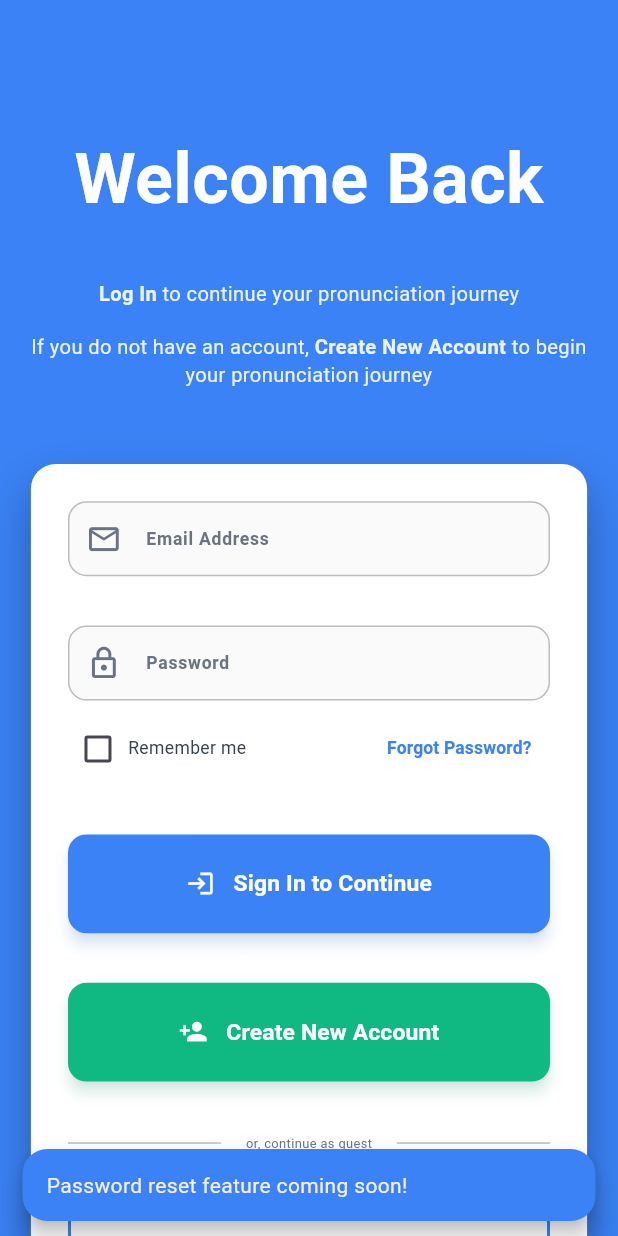
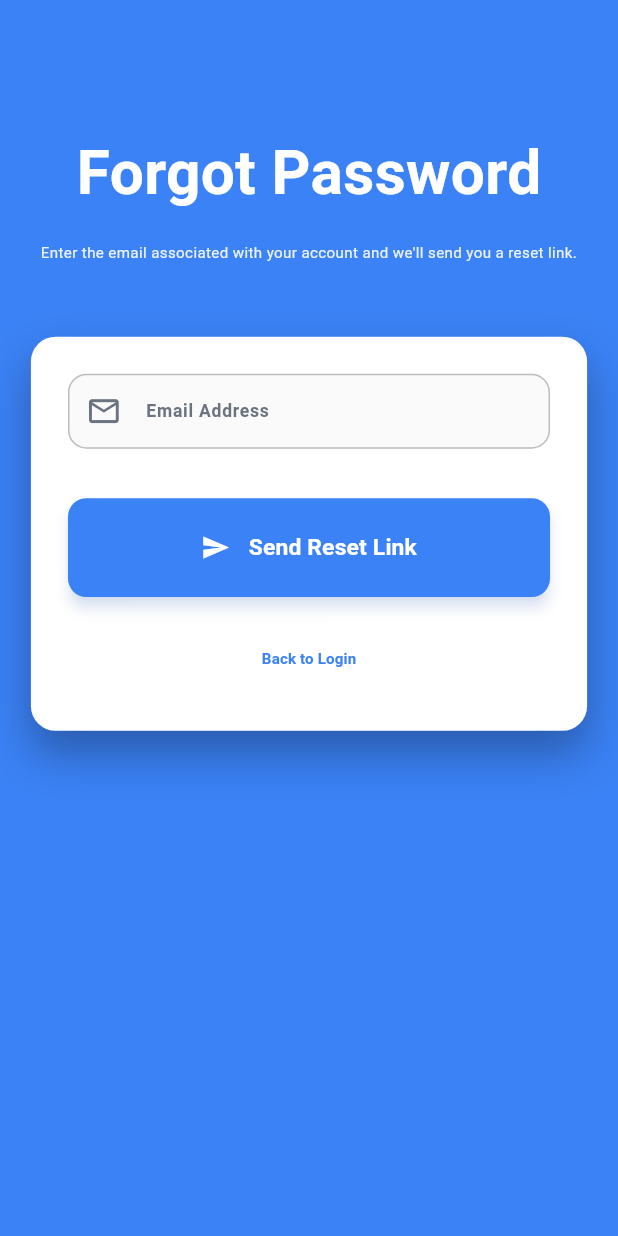
Before and after one commit to uprm-inso4101-2025-2026-s1/semester-project-pronunciation-coach, a Flutter app: the screen it shows after launch, after a tap on "Forgot Password?", on a phone screen of 412 x 824 dp. Run offline on Flutter 3.47's test engine with Material 3 defaults, Android fonts, the phone set to English and light mode, and no system bars; our stand-ins replace audioplayers, flutter_secure_storage, get_it, shared_preferences, sizer, supabase_flutter; accounts and stored records are empty; Roboto replaces fonts that are missing (SF Pro Display); statements that could not run were skipped; project files that could hold a hidden picture were left out.

Commit message:
feat(auth): implement full Supabase forgot-password flow
- Add ForgotPasswordPage and ResetPasswordPage screens
- Wire Login and Settings “Change password” to the forgot-password flow
- Handle Supabase passwordRecovery events and navigate to reset screen
- Update iOS config/URL scheme for password reset deep links

```diff
--- /dev/null
+++ b/app/lib/features/authentication/presentation/pages/forgot_password_page.dart
@@ -0,0 +1,241 @@
+// /app/lib/features/authentication/presentation/pages/forgot_password_page.dart
+
+import 'package:flutter/material.dart';
+import 'package:sizer/sizer.dart';
+import 'package:app/core/network/supabase_client.dart';
+import '../../../../core/common/colors.dart';
+import '../../../../core/common/text_styles.dart';
+import '../widgets/text_field.dart';
+import '../widgets/loading_screens_manager.dart';
+import '/core/common/sound_service.dart';
+import 'package:supabase_flutter/supabase_flutter.dart' show AuthException;
+
+// ignore_for_file: use_build_context_synchronously
+
+class ForgotPasswordPage extends StatefulWidget {
+  const ForgotPasswordPage({super.key});
+
+  @override
+  State<ForgotPasswordPage> createState() => _ForgotPasswordPageState();
+}
+
+class _ForgotPasswordPageState extends State<ForgotPasswordPage> {
+  final _formKey = GlobalKey<FormState>();
+  final _emailCtrl = TextEditingController();
+
+  final LoadingSystem _loadingSystem = LoadingSystem();
+  final SoundService _soundService = SoundService();
+
+  bool _loading = false;
+  late final void Function(bool) _loadingListener;
+
+  @override
+  void initState() {
+    super.initState();
+    _loadingListener = (isLoading) {
+      if (mounted) {
+        setState(() => _loading = isLoading);
+      }
+    };
+    _loadingSystem.addLoadingListener(_loadingListener);
+  }
+
+  @override
+  void dispose() {
+    _loadingSystem.removeLoadingListener(_loadingListener);
+    _emailCtrl.dispose();
+    super.dispose();
+  }
+
+  void _showSnack(String msg) {
+    ScaffoldMessenger.of(context).showSnackBar(
+      SnackBar(
+        content: Text(msg),
+        backgroundColor: AppColors.primary,
+        behavior: SnackBarBehavior.floating,
+        shape: RoundedRectangleBorder(borderRadius: BorderRadius.circular(2.h)),
+      ),
+    );
+  }
+
+  String? _validateEmail(String? v) {
+    final value = v?.trim() ?? '';
+    if (value.isEmpty) return 'Please enter your email';
+    final emailReg = RegExp(r'^[^@]+@[^@]+\.[^@]+$');
+    if (!emailReg.hasMatch(value)) {
+      return 'Please enter a valid email address';
+    }
+    return null;
+  }
+
+  Future<void> _onSubmit() async {
+    if (!_formKey.currentState!.validate()) return;
+
+    _soundService.playButtonClick();
+
+    _loadingSystem.showLoading(
+      context: context,
+      message: 'Sending reset link...',
+      contextType: 'authentication',
+    );
+
+    final email = _emailCtrl.text.trim();
+
+    try {
+      // NOTE: You must configure this URL in Supabase Auth → Redirect URLs.
+      // For mobile with deep links, you may use a custom scheme like:
+      //   pronunciationcoach://reset-password
+      // For web, you can point to your web app's /reset-password route.
+      const redirectUrl = 'pronunciationcoach://reset-password';
+
+      await AppSupabase.client.auth.resetPasswordForEmail(
+        email,
+        redirectTo: redirectUrl,
+      );
+
+      _loadingSystem.hideLoading(context);
+
+      // IMPORTANT: generic message – do not reveal whether email exists
+      _showSnack(
+        'If an account exists for this email, a reset link has been sent.',
+      );
+
+      // Go back to login
+      Navigator.of(context).pop();
+    } on AuthException catch (e) {
+      _loadingSystem.hideLoading(context);
+      _showSnack(e.message);
+    } catch (_) {
+      _loadingSystem.hideLoading(context);
+      _showSnack('Unexpected error. Please try again.');
+    } finally {
+      if (mounted) setState(() => _loading = false);
+    }
+  }
+
+  @override
+  Widget build(BuildContext context) {
+    return Scaffold(
+      backgroundColor: AppColors.primary,
+      body: SafeArea(
+        child: SingleChildScrollView(
+          padding: EdgeInsets.all(5.w),
+          child: Column(
+            crossAxisAlignment: CrossAxisAlignment.center,
+            children: [
+              SizedBox(height: 8.h),
+              Text(
+                'Forgot Password',
+                style: AppTextStyles.welcomeTitle.copyWith(
+                  fontSize: 26.sp,
+                  fontWeight: FontWeight.bold,
+                  color: Colors.white,
+                ),
+              ),
+              SizedBox(height: 2.h),
+              Text(
+                'Enter the email associated with your account and we\'ll send you a reset link.',
+                style: AppTextStyles.welcomeSubtitle.copyWith(
+                  fontSize: 13.sp,
+                  color: Colors.white.withValues(alpha: 0.9),
+                ),
+                textAlign: TextAlign.center,
+              ),
+              SizedBox(height: 6.h),
+              Container(
+                width: double.infinity,
+                padding: EdgeInsets.all(6.w),
+                decoration: BoxDecoration(
+                  color: AppColors.cardBackground,
+                  borderRadius: BorderRadius.circular(4.w),
+                  boxShadow: [
+                    BoxShadow(
+                      color: AppColors.cardShadow.withValues(alpha: 0.3),
+                      blurRadius: 6.w,
+                      offset: const Offset(0, 15),
+                    ),
+                  ],
+                ),
+                child: Form(
+                  key: _formKey,
+                  child: Column(
+                    mainAxisSize: MainAxisSize.min,
+                    children: [
+                      MyTextField(
+                        controller: _emailCtrl,
+                        labelText: 'Email Address',
+                        hintText: 'your@email.com',
+                        icon: Icon(
+                          Icons.email_outlined,
+                          color: AppColors.textMuted,
+                          size: 20.sp,
+                        ),
+                        validator: _validateEmail,
+                      ),
+                      SizedBox(height: 4.h),
+                      SizedBox(
+                        width: double.infinity,
+                        height: 8.h,
+                        child: ElevatedButton(
+                          onPressed: _loading ? null : _onSubmit,
+                          style: ElevatedButton.styleFrom(
+                            backgroundColor: AppColors.primary,
+                            foregroundColor: Colors.white,
+                            shape: RoundedRectangleBorder(
+                              borderRadius: BorderRadius.circular(3.w),
+                            ),
+                            elevation: 4,
+                            shadowColor: AppColors.primary.withValues(
+                              alpha: 0.3,
+                            ),
+                          ),
+                          child: _loading
+                              ? SizedBox(
+                                  width: 6.w,
+                                  height: 6.w,
+                                  child: const CircularProgressIndicator(
+                                    color: Colors.white,
+                                    strokeWidth: 2.5,
+                                  ),
+                                )
+                              : Row(
+                                  mainAxisAlignment: MainAxisAlignment.center,
+                                  children: [
+                                    Icon(Icons.send, size: 18.sp),
+                                    SizedBox(width: 3.w),
+                                    Text(
+                                      'Send Reset Link',
+                                      style: AppTextStyles.bodyLarge.copyWith(
+                                        color: Colors.white,
+                                        fontWeight: FontWeight.bold,
+                                        fontSize: 16.sp,
+                                      ),
+                                    ),
+                                  ],
+                                ),
+                        ),
+                      ),
+                      SizedBox(height: 2.h),
+                      TextButton(
+                        onPressed: () => Navigator.of(context).pop(),
+                        child: Text(
+                          'Back to Login',
+                          style: AppTextStyles.bodySmall.copyWith(
+                            color: AppColors.primary,
+                            fontWeight: FontWeight.w600,
+                            fontSize: 13.sp,
+                          ),
+                        ),
+                      ),
+                    ],
+                  ),
+                ),
+              ),
+              SizedBox(height: 6.h),
+            ],
+          ),
+        ),
+      ),
+    );
+  }
+}
--- a/app/lib/features/authentication/presentation/pages/login_page.dart
+++ b/app/lib/features/authentication/presentation/pages/login_page.dart
@@ -5,10 +5,13 @@ import 'package:flutter/material.dart';
 import 'package:sizer/sizer.dart';
 import '../../../../core/common/colors.dart';
 import '../../../../core/common/text_styles.dart';
-import 'package:supabase_flutter/supabase_flutter.dart' show AuthException;
 import '../widgets/loading_screens_manager.dart';
 import 'package:app/core/network/supabase_client.dart';
 import '/core/common/sound_service.dart';
+import 'dart:async'; // NEW
+import 'reset_password_page.dart'; // NEW
+import 'package:supabase_flutter/supabase_flutter.dart'
+    show AuthException, AuthChangeEvent; // UPDATED (was only AuthException)
 
 // ignore_for_file: use_build_context_synchronously
 
@@ -29,9 +32,33 @@ class _LoginPageState extends State<LoginPage> {
   final LoadingSystem _loadingSystem = LoadingSystem();
   final SoundService _soundService = SoundService();
 
+  late final StreamSubscription _authSubscription;
+
   @override
   void initState() {
     super.initState();
+
+    // Listen for Supabase auth state changes (including password recovery)
+    _authSubscription = AppSupabase.client.auth.onAuthStateChange.listen((
+      data,
+    ) {
+      final event = data.event;
+
+      if (event == AuthChangeEvent.passwordRecovery) {
+        // This means the user came back from the reset email link
+        if (!mounted) return;
+
+        // Optional: sound effect
+        _soundService.playTransition();
+
+        // Navigate to the ResetPasswordPage
+        Navigator.of(context).pushReplacement(
+          MaterialPageRoute(builder: (_) => const ResetPasswordPage()),
+        );
+      }
+    });
+
+    // Existing loading listener
     _loadingSystem.addLoadingListener((isLoading) {
       if (mounted) {
         setState(() {
@@ -43,6 +70,7 @@ class _LoginPageState extends State<LoginPage> {
 
   @override
   void dispose() {
+    _authSubscription.cancel();
     _loadingSystem.removeLoadingListener((isLoading) {});
     _emailCtrl.dispose();
     _passCtrl.dispose();
@@ -144,7 +172,8 @@ class _LoginPageState extends State<LoginPage> {
   void _onForgotPassword() {
     // Play button click for forgot password
     _soundService.playButtonClick();
-    _showSnack('Password reset feature coming soon!');
+    // _showSnack('Password reset feature coming soon!');
+    Navigator.of(context).pushNamed('/forgot-password');
   }
 
   void _onRememberMeChanged(bool? value) {
--- a/app/lib/main.dart
+++ b/app/lib/main.dart
@@ -14,6 +14,8 @@ import 'core/network/session_manager.dart';
 import 'core/di/service_locator.dart';
 import 'core/constants/services/xapi_client.dart';
 import 'core/constants/services/xapi_provider.dart';
+import 'features/authentication/presentation/pages/forgot_password_page.dart';
+import 'features/authentication/presentation/pages/reset_password_page.dart';
 
 class ErrorApp extends StatelessWidget {
   const ErrorApp({super.key, required this.error});
@@ -129,6 +131,8 @@ class MyApp extends StatelessWidget {
             '/audio-quiz': (context) => const AudioQuizHomePage(),
             '/quiz': (context) => const AudioQuizHomePage(),
             '/settings': (context) => const SettingsPage(),
+            '/forgot-password': (context) => const ForgotPasswordPage(),
+            '/reset-password': (context) => const ResetPasswordPage(),
           },
         );
       },
```
Also changed, not shown: app/lib/features/authentication/presentation/pages/reset_password_page.dart (added, +323 -0 lines), app/lib/features/settings/presentation/pages/settings_page.dart (+28 -6 lines), 4 other files.
